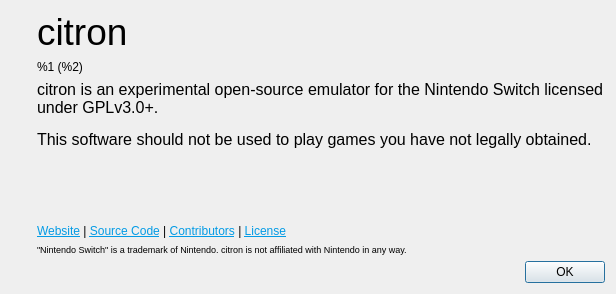
Above: src/citron/aboutdialog.ui from citron-neo/emulator before the change. Below: the same form after it.
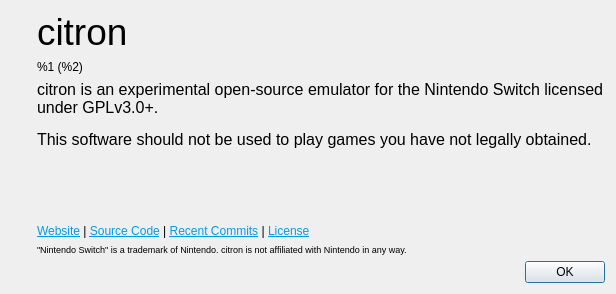
That is the form after the change. Icons and pictures are not drawn.

Commit message: update: About Section

Diff of the .ui file:
```diff
--- a/src/citron/aboutdialog.ui
+++ b/src/citron/aboutdialog.ui
@@ -127,7 +127,7 @@
        <item>
         <widget class="QLabel" name="labelLinks">
          <property name="text">
-          <string>&lt;html&gt;&lt;head/&gt;&lt;body&gt;&lt;p&gt;&lt;a href=&quot;https://citron-emu.org/&quot;&gt;&lt;span style=&quot; text-decoration: underline; color:#039be5;&quot;&gt;Website&lt;/span&gt;&lt;/a&gt; | &lt;a href=&quot;https://github.com/citron-emu&quot;&gt;&lt;span style=&quot; text-decoration: underline; color:#039be5;&quot;&gt;Source Code&lt;/span&gt;&lt;/a&gt; | &lt;a href=&quot;https://github.com/citron-emu/citron/graphs/contributors&quot;&gt;&lt;span style=&quot; text-decoration: underline; color:#039be5;&quot;&gt;Contributors&lt;/span&gt;&lt;/a&gt; | &lt;a href=&quot;https://github.com/citron-emu/citron/blob/master/LICENSE.txt&quot;&gt;&lt;span style=&quot; text-decoration: underline; color:#039be5;&quot;&gt;License&lt;/span&gt;&lt;/a&gt;&lt;/p&gt;&lt;/body&gt;&lt;/html&gt;</string>
+          <string>&lt;html&gt;&lt;head/&gt;&lt;body&gt;&lt;p&gt;&lt;a href=&quot;https://citron-emu.org/&quot;&gt;&lt;span style=&quot; text-decoration: underline; color:#039be5;&quot;&gt;Website&lt;/span&gt;&lt;/a&gt; | &lt;a href=&quot;https://git.citron-emu.org/citron/emulator&quot;&gt;&lt;span style=&quot; text-decoration: underline; color:#039be5;&quot;&gt;Source Code&lt;/span&gt;&lt;/a&gt; | &lt;a href=&quot;https://git.citron-emu.org/citron/emulator/-/commits/main&quot;&gt;&lt;span style=&quot; text-decoration: underline; color:#039be5;&quot;&gt;Recent Commits&lt;/span&gt;&lt;/a&gt; | &lt;a href=&quot;https://git.citron-emu.org/citron/emulator/-/blob/main/LICENSE&quot;&gt;&lt;span style=&quot; text-decoration: underline; color:#039be5;&quot;&gt;License&lt;/span&gt;&lt;/a&gt;&lt;/p&gt;&lt;/body&gt;&lt;/html&gt;</string>
          </property>
          <property name="openExternalLinks">
           <bool>true</bool>
```
